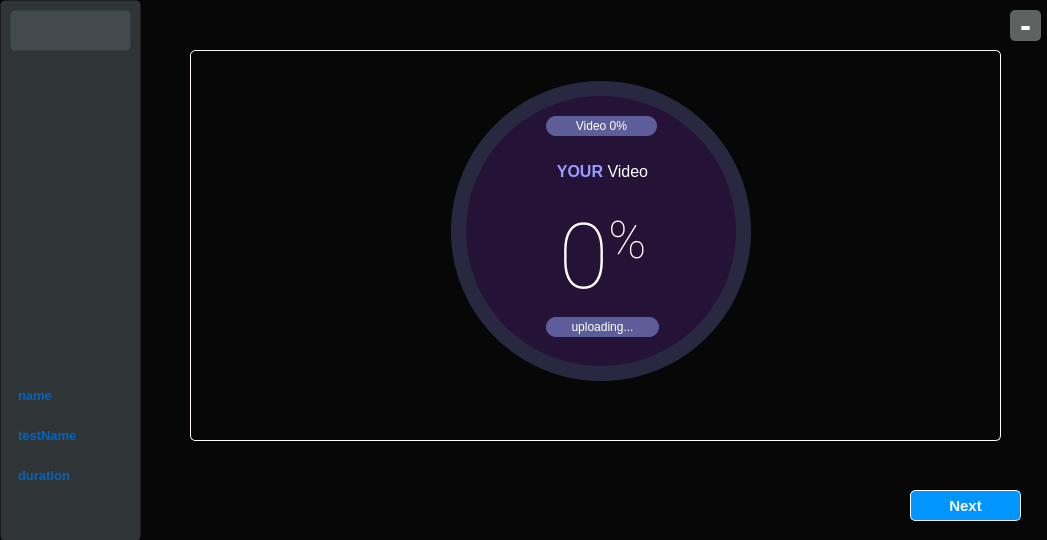
Above: src/main/python/progressUploading.ui from Ahmed-Dakrory/ProctoringApp before the change. Below: the same form after it.
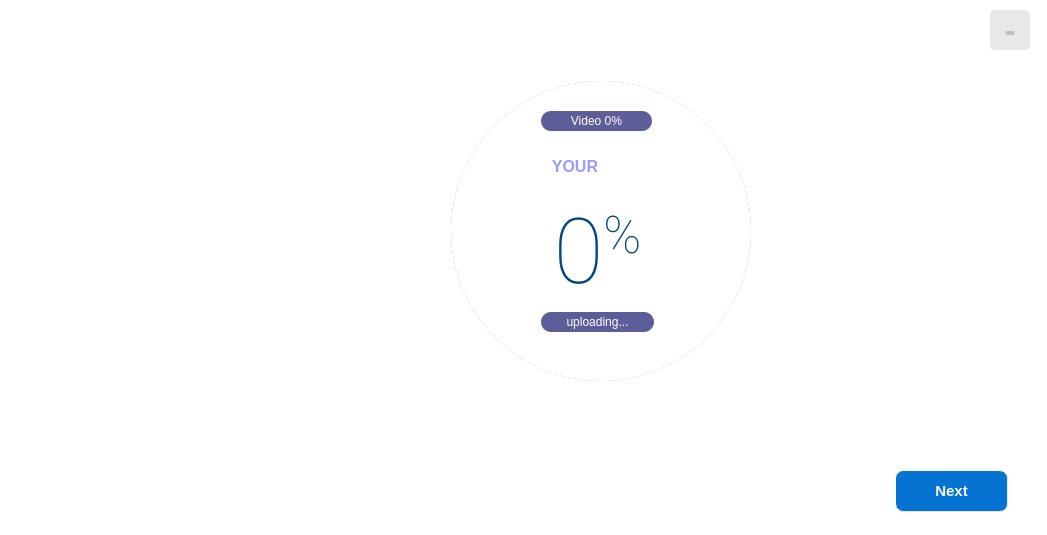
That is the form after the change. Icons and pictures are not drawn.

```diff
--- a/src/main/python/progressUploading.ui
+++ b/src/main/python/progressUploading.ui
@@ -7,7 +7,7 @@
     <x>0</x>
     <y>0</y>
     <width>1047</width>
-    <height>540</height>
+    <height>535</height>
    </rect>
   </property>
   <property name="minimumSize">
@@ -20,23 +20,26 @@
    <string>MainWindow</string>
   </property>
   <property name="styleSheet">
-   <string notr="true">QMainWindow{background: rgba(7, 7, 7,255);}</string>
+   <string notr="true">QMainWindow{background-color:#ffffff;}</string>
   </property>
   <widget class="QWidget" name="centralwidget">
+   <property name="styleSheet">
+    <string notr="true">background-color:#ffffff;</string>
+   </property>
    <widget class="QPushButton" name="predictButton">
     <property name="geometry">
      <rect>
-      <x>910</x>
-      <y>490</y>
-      <width>111</width>
-      <height>31</height>
+      <x>895</x>
+      <y>470</y>
+      <width>113</width>
+      <height>42</height>
      </rect>
     </property>
     <property name="styleSheet">
-     <string notr="true">QPushButton{background-color: #0095ff;
+     <string notr="true">QPushButton{background-color: #0573d1;
         border-style: outset;
         border-width: 1px;
-        border-radius: 5px;
+        border-radius: 8px;
         border-color: #e8e8e8;
         padding: 4px;
         color: #fbfbfb;
@@ -70,7 +73,7 @@
      <string notr="true">QStackedWidget{border-style: inset;
 border-width: 0.5px;
 border-radius: 5px;
-border-color: #FFF6F9;
+border-color: #FFFFFF;
 
 }
 </string>
@@ -106,7 +109,7 @@
        <property name="styleSheet">
         <string notr="true">QFrame{
 	border-radius: 150px;
-	background-color: qconicalgradient(cx:0.5, cy:0.5, angle:90, stop:0.749 rgba(255, 0, 127, 0), stop:1.750 rgb(119, 240, 54));
+	background-color: linear-gradient(250deg, #48a4f2 78%, #024681 18%);
 }</string>
        </property>
        <property name="frameShape">
@@ -141,16 +144,16 @@
       <widget class="QFrame" name="container">
        <property name="geometry">
         <rect>
-         <x>25</x>
-         <y>25</y>
-         <width>270</width>
-         <height>270</height>
+         <x>20</x>
+         <y>20</y>
+         <width>280</width>
+         <height>280</height>
         </rect>
        </property>
        <property name="styleSheet">
         <string notr="true">QFrame{
 	border-radius: 135px;
-	background-color: rgb(37, 18, 55);
+	background-color: #ffffff;
 }</string>
        </property>
        <property name="frameShape">
@@ -179,7 +182,7 @@
            </property>
            <property name="styleSheet">
             <string notr="true">background-color: none;
-color: #FFFFFF</string>
+color: #024681;</string>
            </property>
            <property name="text">
             <string>&lt;p&gt;&lt;span style=&quot; font-size:68pt;&quot;&gt;0&lt;/span&gt;&lt;span style=&quot; font-size:58pt; vertical-align:super;&quot;&gt;%&lt;/span&gt;&lt;/p&gt;</string>
@@ -307,19 +310,19 @@
    <widget class="QPushButton" name="minimizeButton">
     <property name="geometry">
      <rect>
-      <x>1010</x>
+      <x>990</x>
       <y>10</y>
-      <width>31</width>
-      <height>31</height>
+      <width>40</width>
+      <height>40</height>
      </rect>
     </property>
     <property name="styleSheet">
-     <string notr="true">QPushButton{background-color: rgb(94, 99, 97);
+     <string notr="true">QPushButton{background-color: #e8e8e8;
         border-style: outset;
         border-width:0;
         border-radius: 5px;
         border-color: #e8e8e8;
-        color: #fbfbfb;
+        color: #bfbfbf;
         font-size: 33px;
         font-weight: 900;}
         
@@ -346,7 +349,7 @@
      </rect>
     </property>
     <property name="styleSheet">
-     <string notr="true">background-color: rgba(87, 96, 100,127);
+     <string notr="true">background-color: rgba(87, 96, 100,0);
         border-style: outset;
         border-width: 1px;
         border-radius: 5px;
@@ -374,7 +377,7 @@
         border-radius: 5px;
         border-color: rgba(255, 255, 255, 0);
         padding: 4px;
-        color:rgb(7, 98, 184);
+        color:rgba(7, 98, 184,0);
         font-size: 13px;
         font-weight: 700;
 qproperty-alignment: AlignCenter;
@@ -400,7 +403,7 @@
         border-radius: 5px;
         border-color: rgba(255, 255, 255, 0);
         padding: 4px;
-        color:rgb(7, 98, 184);
+        color:rgba(7, 98, 184,0);
         font-size: 13px;
         font-weight: 700;
 qproperty-alignment: AlignCenter;
@@ -426,7 +429,7 @@
         border-radius: 5px;
         border-color: rgba(255, 255, 255, 0);
         padding: 4px;
-        color:rgb(7, 98, 184);
+        color:rgba(7, 98, 184,0);
         font-size: 13px;
         font-weight: 700;
 qproperty-alignment: AlignCenter;
@@ -439,10 +442,10 @@
     <widget class="QLabel" name="micro_4">
      <property name="geometry">
       <rect>
-       <x>10</x>
-       <y>10</y>
-       <width>121</width>
-       <height>41</height>
+       <x>32</x>
+       <y>32</y>
+       <width>72</width>
+       <height>72</height>
       </rect>
      </property>
      <property name="maximumSize">
@@ -472,13 +475,7 @@
      </rect>
     </property>
     <property name="styleSheet">
-     <string notr="true">background-color: rgb(7, 7, 7);
-
-        border-style: outset;
-        border-width: 1px;
-        border-radius: 5px;
-        border-color: rgba(255, 255, 255, 0);
-        padding: 4px;</string>
+     <string notr="true">QMainWindow{background-color:#ffffff;}</string>
     </property>
     <property name="text">
      <string/>
```
Left out of the diff: 4 changed lines with no effect on the pictures.
